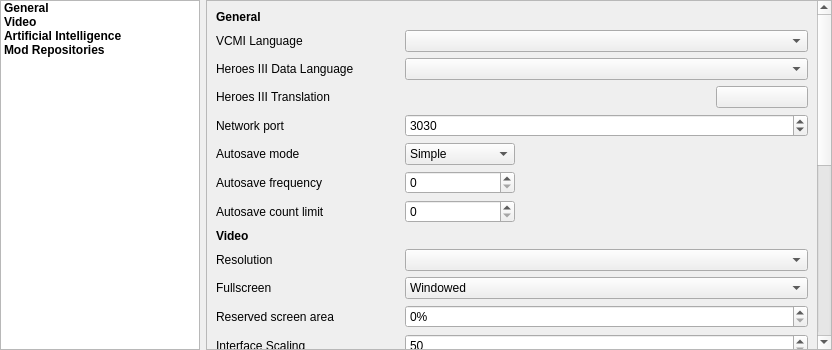
Old version of the form launcher/settingsView/csettingsview_moc.ui in the repository krs0/vcmi.
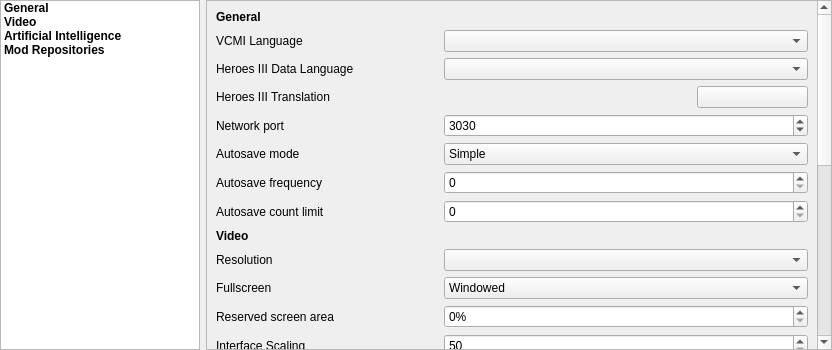
New version of the form.

Commit message: Made controls as wide as the rest

```diff
--- a/launcher/settingsView/csettingsview_moc.ui
+++ b/launcher/settingsView/csettingsview_moc.ui
@@ -335,13 +335,6 @@
          </property>
         </widget>
        </item>
-       <item row="10" column="1">
-        <widget class="QSpinBox" name="spinBoxAutosaveCountLimit">
-         <property name="specialValueText">
-          <string/>
-         </property>
-        </widget>
-       </item>
        <item row="19" column="1" colspan="4">
         <widget class="QComboBox" name="comboBoxDisplayIndex"/>
        </item>
@@ -409,37 +402,6 @@
          </property>
         </widget>
        </item>
-       <item row="8" column="1">
-        <widget class="QComboBox" name="comboBoxAutosaveMode">
-         <property name="editable">
-          <bool>false</bool>
-         </property>
-         <property name="currentText">
-          <string>Simple</string>
-         </property>
-         <property name="currentIndex">
-          <number>1</number>
-         </property>
-         <property name="maxVisibleItems">
-          <number>3</number>
-         </property>
-         <item>
-          <property name="text">
-           <string>Off</string>
-          </property>
-         </item>
-         <item>
-          <property name="text">
-           <string>Simple</string>
-          </property>
-         </item>
-         <item>
-          <property name="text">
-           <string>Using Schema</string>
-          </property>
-         </item>
-        </widget>
-       </item>
        <item row="15" column="1" colspan="4">
         <widget class="QSpinBox" name="spinBoxReservedArea">
          <property name="suffix">
@@ -665,9 +627,47 @@
          </property>
         </widget>
        </item>
-       <item row="9" column="1">
+       <item row="8" column="1" colspan="4">
+        <widget class="QComboBox" name="comboBoxAutosaveMode">
+         <property name="editable">
+          <bool>false</bool>
+         </property>
+         <property name="currentText">
+          <string>Simple</string>
+         </property>
+         <property name="currentIndex">
+          <number>1</number>
+         </property>
+         <property name="maxVisibleItems">
+          <number>3</number>
+         </property>
+         <item>
+          <property name="text">
+           <string>Off</string>
+          </property>
+         </item>
+         <item>
+          <property name="text">
+           <string>Simple</string>
+          </property>
+         </item>
+         <item>
+          <property name="text">
+           <string>Using Schema</string>
+          </property>
+         </item>
+        </widget>
+       </item>
+       <item row="9" column="1" colspan="4">
         <widget class="QSpinBox" name="spinBoxAutosaveFrequency"/>
        </item>
+       <item row="10" column="1" colspan="4">
+        <widget class="QSpinBox" name="spinBoxAutosaveCountLimit">
+         <property name="specialValueText">
+          <string/>
+         </property>
+        </widget>
+       </item>
       </layout>
      </widget>
     </widget>
```
